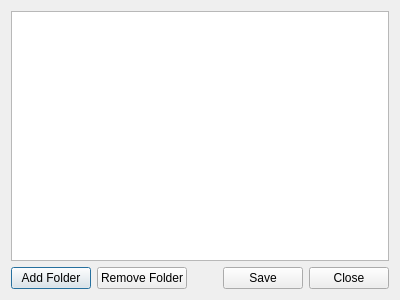
Old version of the form watchedfoldersdialog.ui in the repository FusionLauncher/FusionClient.
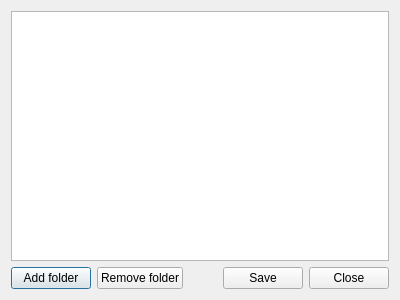
New version of the form.

The edit to the form file:
```diff
--- a/watchedfoldersdialog.ui
+++ b/watchedfoldersdialog.ui
@@ -32,14 +32,14 @@
       <item>
        <widget class="QPushButton" name="pb_AddFolder">
         <property name="text">
-         <string>Add Folder</string>
+         <string>Add folder</string>
         </property>
        </widget>
       </item>
       <item>
        <widget class="QPushButton" name="pb_RemoveFolder">
         <property name="text">
-         <string>Remove Folder</string>
+         <string>Remove folder</string>
         </property>
        </widget>
       </item>
```
